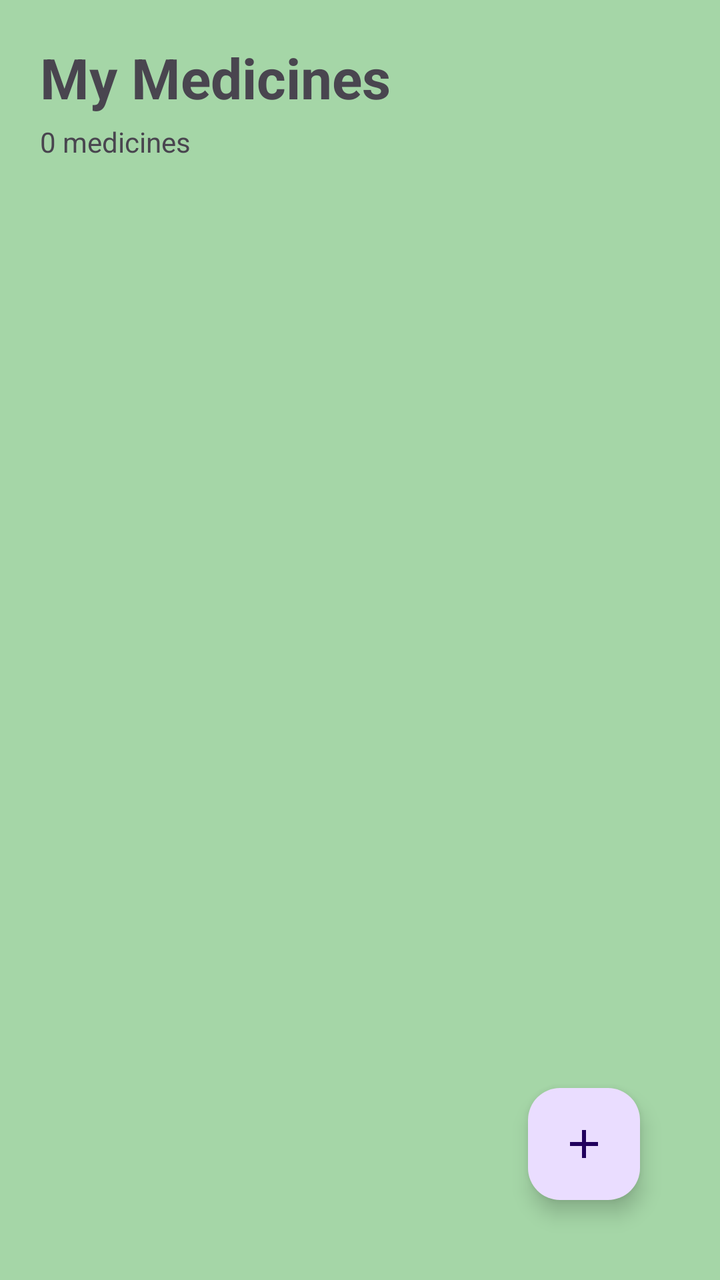
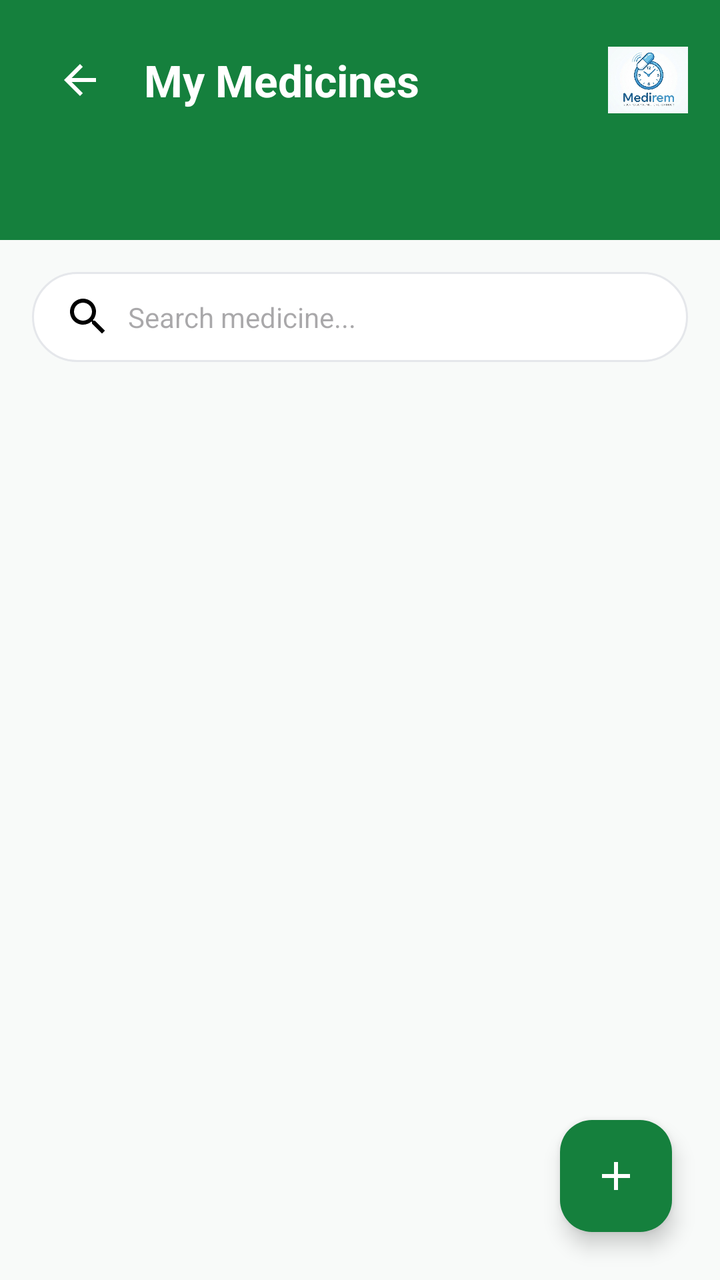

Before-and-after screenshots of an Android layout around one commit, followed by the original layout XML and the change that was made.
<!-- AndroidManifest.xml: application theme Theme.MediRem -->
<!-- res/layout/fragment_medicine_list.xml -->
<?xml version="1.0" encoding="utf-8"?>
<androidx.constraintlayout.widget.ConstraintLayout
    xmlns:android="http://schemas.android.com/apk/res/android"
    xmlns:app="http://schemas.android.com/apk/res-auto"
    android:layout_width="match_parent"
    android:layout_height="match_parent"
    android:padding="20dp"
    android:background="@color/background_green">

    <TextView
        android:id="@+id/tvTitle"
        android:layout_width="wrap_content"
        android:layout_height="wrap_content"
        android:text="My Medicines"
        android:textSize="28sp"
        android:textStyle="bold"
        app:layout_constraintStart_toStartOf="parent"
        app:layout_constraintTop_toTopOf="parent"/>

    <TextView
        android:id="@+id/tvCount"
        android:layout_width="wrap_content"
        android:layout_height="wrap_content"
        android:text="0 medicines"
        android:textSize="14sp"
        android:layout_marginTop="4dp"
        app:layout_constraintStart_toStartOf="parent"
        app:layout_constraintTop_toBottomOf="@id/tvTitle"/>

    <androidx.recyclerview.widget.RecyclerView
        android:id="@+id/recyclerMedicines"
        android:layout_width="0dp"
        android:layout_height="0dp"
        android:layout_marginTop="20dp"
        app:layout_constraintTop_toBottomOf="@id/tvCount"
        app:layout_constraintBottom_toBottomOf="parent"
        app:layout_constraintStart_toStartOf="parent"
        app:layout_constraintEnd_toEndOf="parent"/>

    <TextView
        android:id="@+id/tvEmpty"
        android:layout_width="wrap_content"
        android:layout_height="wrap_content"
        android:text="No medicines added yet"
        android:textSize="16sp"
        android:visibility="gone"
        app:layout_constraintTop_toTopOf="@id/recyclerMedicines"
        app:layout_constraintBottom_toBottomOf="@id/recyclerMedicines"
        app:layout_constraintStart_toStartOf="@id/recyclerMedicines"
        app:layout_constraintEnd_toEndOf="@id/recyclerMedicines"/>

    <com.google.android.material.floatingactionbutton.FloatingActionButton
        android:id="@+id/fabAdd"
        android:layout_width="wrap_content"
        android:layout_height="wrap_content"
        android:src="@drawable/ic_add"
        android:contentDescription="Add medicine"
        android:layout_margin="20dp"
        app:layout_constraintBottom_toBottomOf="parent"
        app:layout_constraintEnd_toEndOf="parent"/>

</androidx.constraintlayout.widget.ConstraintLayout>
<!-- resources referenced by this layout -->
<resources>
  <color name="background_green">#A5D6A7</color>
  <!-- drawable ic_add (drawable) -->
  <vector xmlns:android="http://schemas.android.com/apk/res/android"
      android:width="24dp"
      android:height="24dp"
      android:viewportWidth="24"
      android:viewportHeight="24">
      <path
          android:fillColor="#FF000000"
          android:pathData="M19,13h-6v6h-2v-6H5v-2h6V5h2v6h6v2z"/>
  </vector>
  <style name="Theme.MediRem" parent="Base.Theme.MediRem" />
  <style name="Base.Theme.MediRem" parent="Theme.Material3.DayNight.NoActionBar">
          
          <item name="android:windowBackground">@color/background_green</item>
      </style>
</resources>

<!-- the commit's change to res/layout/fragment_medicine_list.xml (unified diff, before → after) -->
@@ -1,62 +1,176 @@
 <?xml version="1.0" encoding="utf-8"?>
-<androidx.constraintlayout.widget.ConstraintLayout
-    xmlns:android="http://schemas.android.com/apk/res/android"
+<androidx.constraintlayout.widget.ConstraintLayout xmlns:android="http://schemas.android.com/apk/res/android"
     xmlns:app="http://schemas.android.com/apk/res-auto"
+    xmlns:tools="http://schemas.android.com/tools"
     android:layout_width="match_parent"
     android:layout_height="match_parent"
-    android:padding="20dp"
-    android:background="@color/background_green">
+    android:background="@color/background_light">
+
+    
+    <View
+        android:id="@+id/headerView"
+        android:layout_width="match_parent"
+        android:layout_height="120dp"
+        android:background="@drawable/header_background"
+        app:layout_constraintTop_toTopOf="parent" />
+
+    <ImageButton
+        android:id="@+id/btnBack"
+        android:layout_width="48dp"
+        android:layout_height="48dp"
+        android:layout_marginStart="16dp"
+        android:layout_marginTop="16dp"
+        android:background="?attr/selectableItemBackgroundBorderless"
+        android:src="@drawable/ic_arrow_back"
+        app:layout_constraintStart_toStartOf="parent"
+        app:layout_constraintTop_toTopOf="parent"
+        app:tint="@color/white" />
 
     <TextView
-        android:id="@+id/tvTitle"
+        android:id="@+id/tvHeaderTitle"
         android:layout_width="wrap_content"
         android:layout_height="wrap_content"
+        android:layout_marginStart="8dp"
         android:text="My Medicines"
-        android:textSize="28sp"
+        android:textColor="@color/white"
+        android:textSize="22sp"
         android:textStyle="bold"
+        app:layout_constraintBottom_toBottomOf="@id/btnBack"
+        app:layout_constraintStart_toEndOf="@id/btnBack"
+        app:layout_constraintTop_toTopOf="@id/btnBack" />
+
+    <ImageView
+        android:id="@+id/ivLogo"
+        android:layout_width="40dp"
+        android:layout_height="40dp"
+        android:layout_marginEnd="16dp"
+        android:src="@drawable/medirem_logo"
+        app:layout_constraintBottom_toBottomOf="@id/btnBack"
+        app:layout_constraintEnd_toEndOf="parent"
+        app:layout_constraintTop_toTopOf="@id/btnBack" />
+
+    <EditText
+        android:id="@+id/etSearch"
+        android:layout_width="0dp"
+        android:layout_height="45dp"
+        android:layout_marginHorizontal="16dp"
+        android:layout_marginTop="16dp"
+        android:background="@drawable/search_background"
+        android:drawableStart="@drawable/ic_search"
+        android:drawablePadding="8dp"
+        android:hint="Search medicine..."
+        android:paddingHorizontal="16dp"
+        android:textSize="14sp"
+        app:layout_constraintEnd_toEndOf="parent"
         app:layout_constraintStart_toStartOf="parent"
-        app:layout_constraintTop_toTopOf="parent"/>
-
-    <TextView
-        android:id="@+id/tvCount"
-        android:layout_width="wrap_content"
-        android:layout_height="wrap_content"
-        android:text="0 medicines"
-        android:textSize="14sp"
-        android:layout_marginTop="4dp"
-        app:layout_constraintStart_toStartOf="parent"
-        app:layout_constraintTop_toBottomOf="@id/tvTitle"/>
+        app:layout_constraintTop_toBottomOf="@id/headerView" />
 
     <androidx.recyclerview.widget.RecyclerView
         android:id="@+id/recyclerMedicines"
-        android:layout_width="0dp"
+        android:layout_width="match_parent"
         android:layout_height="0dp"
-        android:layout_marginTop="20dp"
-        app:layout_constraintTop_toBottomOf="@id/tvCount"
+        android:layout_marginTop="8dp"
+        android:paddingHorizontal="16dp"
         app:layout_constraintBottom_toBottomOf="parent"
-        app:layout_constraintStart_toStartOf="parent"
-        app:layout_constraintEnd_toEndOf="parent"/>
-
-    <TextView
-        android:id="@+id/tvEmpty"
-        android:layout_width="wrap_content"
-        android:layout_height="wrap_content"
-        android:text="No medicines added yet"
-        android:textSize="16sp"
-        android:visibility="gone"
-        app:layout_constraintTop_toTopOf="@id/recyclerMedicines"
-        app:layout_constraintBottom_toBottomOf="@id/recyclerMedicines"
-        app:layout_constraintStart_toStartOf="@id/recyclerMedicines"
-        app:layout_constraintEnd_toEndOf="@id/recyclerMedicines"/>
+        app:layout_constraintTop_toBottomOf="@id/etSearch"
+        tools:listitem="@layout/item_medicine" />
 
     <com.google.android.material.floatingactionbutton.FloatingActionButton
         android:id="@+id/fabAdd"
         android:layout_width="wrap_content"
         android:layout_height="wrap_content"
+        android:layout_margin="24dp"
         android:src="@drawable/ic_add"
-        android:contentDescription="Add medicine"
-        android:layout_margin="20dp"
+        app:backgroundTint="@color/primary_green"
         app:layout_constraintBottom_toBottomOf="parent"
-        app:layout_constraintEnd_toEndOf="parent"/>
+        app:layout_constraintEnd_toEndOf="parent"
+        app:tint="@color/white" />
 
 </androidx.constraintlayout.widget.ConstraintLayout>
+<!-- res/layout/item_medicine.xml (included above) -->
+<?xml version="1.0" encoding="utf-8"?>
+<androidx.cardview.widget.CardView xmlns:android="http://schemas.android.com/apk/res/android"
+    xmlns:app="http://schemas.android.com/apk/res-auto"
+    xmlns:tools="http://schemas.android.com/tools"
+    android:layout_width="match_parent"
+    android:layout_height="wrap_content"
+    android:layout_marginBottom="12dp"
+    app:cardCornerRadius="0dp"
+    app:cardElevation="2dp">
+
+    <androidx.constraintlayout.widget.ConstraintLayout
+        android:layout_width="match_parent"
+        android:layout_height="wrap_content"
+        android:padding="16dp">
+
+        <View
+            android:id="@+id/statusIndicator"
+            android:layout_width="4dp"
+            android:layout_height="0dp"
+            android:background="@color/primary_green"
+            app:layout_constraintBottom_toBottomOf="parent"
+            app:layout_constraintStart_toStartOf="parent"
+            app:layout_constraintTop_toTopOf="parent" />
+
+        <TextView
+            android:id="@+id/tvTime"
+            android:layout_width="wrap_content"
+            android:layout_height="wrap_content"
+            android:layout_marginStart="16dp"
+            android:text="08:00 AM"
+            android:textColor="@color/primary_green"
+            android:textSize="14sp"
+            android:textStyle="bold"
+            app:layout_constraintStart_toStartOf="parent"
+            app:layout_constraintTop_toTopOf="parent" />
+
+        <TextView
+            android:id="@+id/tvName"
+            android:layout_width="0dp"
+            android:layout_height="wrap_content"
+            android:layout_marginStart="16dp"
+            android:text="Vitamin C"
+            android:textColor="@color/black"
+            android:textSize="16sp"
+            android:textStyle="bold"
+            app:layout_constraintEnd_toStartOf="@+id/cardStatus"
+            app:layout_constraintStart_toEndOf="@id/tvTime"
+            app:layout_constraintTop_toTopOf="parent" />
+
+        <TextView
+            android:id="@+id/tvDosage"
+            android:layout_width="0dp"
+            android:layout_height="wrap_content"
+            android:layout_marginTop="4dp"
+            android:text="500 mg • 1 tablet"
+            android:textColor="@color/gray_text"
+            android:textSize="12sp"
+            app:layout_constraintEnd_toStartOf="@+id/cardStatus"
+            app:layout_constraintStart_toStartOf="@id/tvName"
+            app:layout_constraintTop_toBottomOf="@id/tvName" />
+
+        <androidx.cardview.widget.CardView
+            android:id="@+id/cardStatus"
+            android:layout_width="wrap_content"
+            android:layout_height="wrap_content"
+            app:cardBackgroundColor="@color/taken_green"
+            app:cardCornerRadius="0dp"
+            app:cardElevation="0dp"
+            app:layout_constraintBottom_toBottomOf="parent"
+            app:layout_constraintEnd_toEndOf="parent"
+            app:layout_constraintTop_toTopOf="parent">
+
+            <TextView
+                android:id="@+id/tvStatus"
+                android:layout_width="wrap_content"
+                android:layout_height="wrap_content"
+                android:paddingHorizontal="16dp"
+                android:paddingVertical="6dp"
+                android:text="Taken"
+                android:textColor="@color/taken_text"
+                android:textSize="12sp"
+                android:textStyle="bold" />
+        </androidx.cardview.widget.CardView>
+
+    </androidx.constraintlayout.widget.ConstraintLayout>
+</androidx.cardview.widget.CardView>
<!-- resource entries referenced after the edit -->
@@ -1,6 +1,17 @@
 <!-- resources referenced by this layout -->
 <resources>
-  <color name="background_green">#A5D6A7</color>
+  <color name="background_light">#F8FAF9</color>
+  <color name="black">#FF000000</color>
+  <color name="gray_text">#374151</color>
+  <color name="primary_green">#15803D</color>
+  <color name="taken_green">#DCFCE7</color>
+  <color name="taken_text">#16A34A</color>
+  <color name="white">#FFFFFFFF</color>
+  <!-- drawable header_background (drawable) -->
+  <?xml version="1.0" encoding="utf-8"?>
+  <shape xmlns:android="http://schemas.android.com/apk/res/android">
+      <solid android:color="@color/primary_green"/>
+  </shape>
   <!-- drawable ic_add (drawable) -->
   <vector xmlns:android="http://schemas.android.com/apk/res/android"
       android:width="24dp"
@@ -11,10 +22,40 @@
           android:fillColor="#FF000000"
           android:pathData="M19,13h-6v6h-2v-6H5v-2h6V5h2v6h6v2z"/>
   </vector>
+  <!-- drawable ic_arrow_back (drawable) -->
+  <vector xmlns:android="http://schemas.android.com/apk/res/android"
+      android:width="24dp"
+      android:height="24dp"
+      android:viewportWidth="24"
+      android:viewportHeight="24">
+      <path
+          android:fillColor="#FF000000"
+          android:pathData="M20,11H7.83l5.59,-5.59L12,4l-8,8 8,8 1.41,-1.41L7.83,13H20v-2z"/>
+  </vector>
+  <!-- drawable ic_search (drawable) -->
+  <?xml version="1.0" encoding="utf-8"?>
+  <vector xmlns:android="http://schemas.android.com/apk/res/android"
+      android:width="24dp"
+      android:height="24dp"
+      android:viewportWidth="24"
+      android:viewportHeight="24">
+      <path
+          android:fillColor="#FF000000"
+          android:pathData="M15.5,14h-0.79l-0.28,-0.27C15.41,12.59 16,11.11 16,9.5 16,5.91 13.09,3 9.5,3S3,5.91 3,9.5 5.91,16 9.5,16c1.61,0 3.09,-0.59 4.23,-1.57l0.27,0.28v0.79l5,4.99L20.49,19l-4.99,-5zM9.5,14C7.01,14 5,11.99 5,9.5S7.01,5 9.5,5 14,7.01 14,9.5 11.99,14 9.5,14z"/>
+  </vector>
+  <!-- drawable medirem_logo: png bitmap (drawable, 63234 bytes) -->
+  <!-- drawable search_background (drawable) -->
+  <?xml version="1.0" encoding="utf-8"?>
+  <shape xmlns:android="http://schemas.android.com/apk/res/android">
+      <solid android:color="@color/white"/>
+      <corners android:radius="22.5dp"/>
+      <stroke android:width="1dp" android:color="#E5E7EB"/>
+  </shape>
   <style name="Theme.MediRem" parent="Base.Theme.MediRem" />
   <style name="Base.Theme.MediRem" parent="Theme.Material3.DayNight.NoActionBar">
-          
-          <item name="android:windowBackground">@color/background_green</item>
+          <item name="colorPrimary">@color/primary_green</item>
+          <item name="android:windowBackground">@color/background_light</item>
+          <item name="android:statusBarColor">@color/primary_green</item>
       </style>
 </resources>
 
